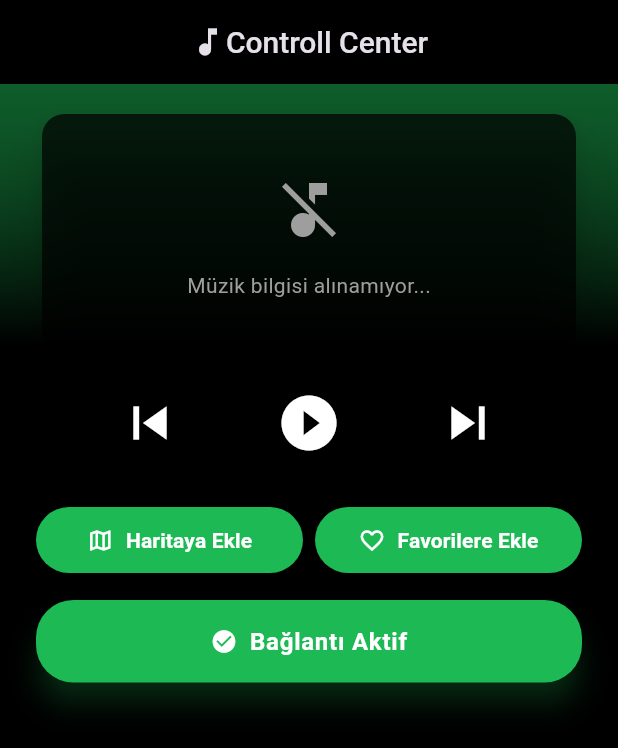
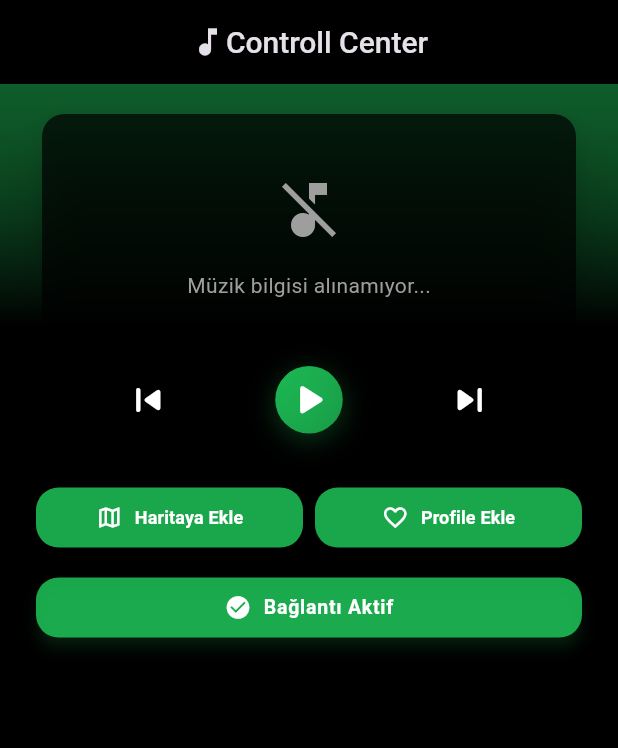
Before and after one commit to ernklyc/flutter_spotify_sdk_app, a Flutter app: the screen it shows after launch, on a phone screen of 412 x 824 dp. Shown: the top 748 px of the screen. Run offline on Flutter 3.47's test engine with Material 3 defaults, Android fonts, the phone set to English and light mode, and no system bars; our stand-ins replace flutter_dotenv; missing offline and left inert: spotify_sdk; network calls fail.

Commit message:
update ui

```diff
--- a/spotify_app/lib/main.dart
+++ b/spotify_app/lib/main.dart
@@ -136,7 +136,6 @@ class _SpotifyHomePageState extends State<SpotifyHomePage> {
     );
   }
 
-
   Future<void> skipNext() async {
     try {
       await SpotifySdk.skipNext();
@@ -152,7 +151,6 @@ class _SpotifyHomePageState extends State<SpotifyHomePage> {
       _showError('Önceki şarkıya geçilemedi');
     }
   }
-
 
   @override
   Widget build(BuildContext context) {
@@ -351,63 +349,36 @@ class _SpotifyHomePageState extends State<SpotifyHomePage> {
                     ),
                   ),
                   Container(
+                    padding: const EdgeInsets.only(
+                      bottom: 16,
+                      top: 0,
+                      left: 30,
+                      right: 30,
+                    ),
                     decoration: BoxDecoration(
-                      color: Colors.black.withOpacity(0.7),
-                      borderRadius: BorderRadius.circular(15),
+                      color: Colors.black.withOpacity(0.6),
+                      borderRadius: BorderRadius.circular(30),
                       boxShadow: [
                         BoxShadow(
-                          color: const Color(0xFF1DB954).withOpacity(0),
-                          blurRadius: 20,
-                          spreadRadius: -5,
+                          color: Colors.black.withOpacity(0.2),
+                          blurRadius: 15,
+                          spreadRadius: 1,
                         ),
                       ],
                     ),
-                    padding: const EdgeInsets.symmetric(vertical: 8),
                     child: Row(
                       mainAxisAlignment: MainAxisAlignment.spaceEvenly,
                       children: [
-                        IconButton(
-                          icon: const Icon(Icons.skip_previous, size: 44),
+                        _buildSecondaryControlButton(
+                          icon: Icons.skip_previous_rounded,
                           onPressed: _connected ? skipPrevious : null,
-                          color: _connected ? Colors.white : Colors.grey[700],
-                          splashColor: const Color(0xFF1DB954).withOpacity(1),
-                          splashRadius: 30,
                         ),
-                        IconButton(
-                          icon: Icon(
-                            _isPlaying
-                                ? Icons.pause_circle_filled
-                                : Icons.play_circle_filled,
-                            size: 44,
-                          ),
-                          onPressed: _connected
-                              ? () async {
-                                  try {
-                                    if (_isPlaying) {
-                                      await SpotifySdk.pause();
-                                    } else {
-                                      await SpotifySdk.resume();
-                                    }
-                                    setState(() {
-                                      _isPlaying = !_isPlaying;
-                                    });
-                                  } catch (e) {
-                                    if (kDebugMode) {
-                                      print("Müzik kontrolü hatası: $e");
-                                    }
-                                  }
-                                }
-                              : null,
-                          color: _connected ? Colors.white : Colors.grey[700],
-                          splashColor: const Color(0xFF1DB954).withOpacity(1),
-                          splashRadius: 30,
-                        ),
-                        IconButton(
-                          icon: const Icon(Icons.skip_next, size: 44),
+                        const SizedBox(width: 16),
+                        _buildPrimaryControlButton(),
+                        const SizedBox(width: 16),
+                        _buildSecondaryControlButton(
+                          icon: Icons.skip_next_rounded,
                           onPressed: _connected ? skipNext : null,
-                          color: _connected ? Colors.white : Colors.grey[700],
-                          splashColor: const Color(0xFF1DB954).withOpacity(1),
-                          splashRadius: 30,
                         ),
                       ],
                     ),
@@ -426,51 +397,59 @@ class _SpotifyHomePageState extends State<SpotifyHomePage> {
                                 }
                               : null,
                           style: ElevatedButton.styleFrom(
-                            backgroundColor: const Color(0xFF1DB954),
-                            padding: const EdgeInsets.symmetric(vertical: 12),
+                            backgroundColor:
+                                const Color(0xFF1DB954).withOpacity(0.9),
+                            padding: const EdgeInsets.symmetric(vertical: 8),
                             shape: RoundedRectangleBorder(
-                              borderRadius: BorderRadius.circular(25),
+                              borderRadius: BorderRadius.circular(15),
                             ),
+                            elevation: 4,
                           ),
-                          icon: const Icon(Icons.map_outlined,
-                              color: Colors.white),
+                          icon: const Icon(
+                            Icons.map_outlined,
+                            color: Colors.white,
+                            size: 18,
+                          ),
                           label: const Text(
                             "Haritaya Ekle",
                             style: TextStyle(
                               color: Colors.white,
-                              fontSize: 14,
+                              fontSize: 12,
                               fontWeight: FontWeight.w600,
                             ),
                           ),
                         ),
                       ),
-                      const SizedBox(width: 8), // Butonlar arası boşluk
+                      const SizedBox(width: 8),
                       Expanded(
                         child: ElevatedButton.icon(
                           onPressed: _connected
                               ? () {
                                   if (kDebugMode) {
                                     print(
-                                      "Sevdiğim şarkılara ekle butonuna basıldı");
+                                        "Sevdiğim şarkılara ekle butonuna basıldı");
                                   }
                                 }
                               : null,
                           style: ElevatedButton.styleFrom(
-                            backgroundColor: const Color(0xFF1DB954),
-                            padding: const EdgeInsets.symmetric(vertical: 12),
+                            backgroundColor:
+                                const Color(0xFF1DB954).withOpacity(0.9),
+                            padding: const EdgeInsets.symmetric(vertical: 8),
                             shape: RoundedRectangleBorder(
-                              borderRadius: BorderRadius.circular(25),
+                              borderRadius: BorderRadius.circular(15),
                             ),
+                            elevation: 4,
                           ),
                           icon: const Icon(
                             Icons.favorite_border,
                             color: Colors.white,
+                            size: 18,
                           ),
                           label: const Text(
-                            "Favorilere Ekle",
+                            "Profile Ekle",
                             style: TextStyle(
                               color: Colors.white,
-                              fontSize: 14,
+                              fontSize: 12,
                               fontWeight: FontWeight.w600,
                             ),
                           ),
@@ -478,33 +457,35 @@ class _SpotifyHomePageState extends State<SpotifyHomePage> {
                       ),
                     ],
                   ),
-                  const SizedBox(height: 16),
+                  const SizedBox(height: 12),
                   Padding(
-                    padding: const EdgeInsets.only(bottom: 20),
+                    padding: const EdgeInsets.only(bottom: 16),
                     child: ElevatedButton.icon(
                       onPressed: openAndConnectToSpotify,
                       style: ElevatedButton.styleFrom(
                         backgroundColor: _connected
-                            ? const Color(0xFF1DB954)
+                            ? const Color(0xFF1DB954).withOpacity(0.9)
                             : const Color(0xFFE22134).withOpacity(0.9),
                         foregroundColor: Colors.white,
-                        padding: const EdgeInsets.symmetric(vertical: 16),
+                        padding: const EdgeInsets.symmetric(vertical: 10),
                         shape: RoundedRectangleBorder(
-                          borderRadius: BorderRadius.circular(25),
+                          borderRadius: BorderRadius.circular(15),
                         ),
-                        elevation: 8,
+                        elevation: 4,
                         shadowColor: _connected
-                            ? const Color(0xFF1DB954).withOpacity(0.6)
+                            ? const Color(0xFF1DB954).withOpacity(0.4)
                             : const Color(0xFFE22134).withOpacity(0.4),
                       ),
                       icon: Icon(
-                          _connected ? Icons.check_circle : Icons.music_note),
+                        _connected ? Icons.check_circle : Icons.music_note,
+                        size: 18,
+                      ),
                       label: Text(
                         _connected
                             ? "Bağlantı Aktif"
                             : "Spotify'a Bağlan ve Müzik Çal",
                         style: const TextStyle(
-                          fontSize: 16,
+                          fontSize: 13,
                           fontWeight: FontWeight.w600,
                           letterSpacing: 0.5,
                         ),
@@ -519,4 +500,75 @@ class _SpotifyHomePageState extends State<SpotifyHomePage> {
       ),
     );
   }
+
+  Widget _buildSecondaryControlButton({
+    required IconData icon,
+    VoidCallback? onPressed,
+  }) {
+    return Material(
+      color: Colors.transparent,
+      child: InkWell(
+        onTap: onPressed,
+        borderRadius: BorderRadius.circular(50),
+        child: Container(
+          padding: const EdgeInsets.all(5),
+          child: Icon(
+            icon,
+            size: 32,
+            color: _connected ? Colors.white : Colors.grey[700],
+          ),
+        ),
+      ),
+    );
+  }
+
+  Widget _buildPrimaryControlButton() {
+    return Material(
+      color: Colors.transparent,
+      child: InkWell(
+        onTap: _connected
+            ? () async {
+                try {
+                  if (_isPlaying) {
+                    await SpotifySdk.pause();
+                  } else {
+                    await SpotifySdk.resume();
+                  }
+                  setState(() => _isPlaying = !_isPlaying);
+                } catch (e) {
+                  debugPrint("Müzik kontrolü hatası: $e");
+                }
+              }
+            : null,
+        splashColor: Colors.transparent,
+        borderRadius: BorderRadius.circular(5),
+        child: Container(
+          padding: const EdgeInsets.all(5),
+          decoration: BoxDecoration(
+            shape: BoxShape.circle,
+            gradient: LinearGradient(
+              begin: Alignment.topLeft,
+              end: Alignment.bottomRight,
+              colors: [
+                const Color(0xFF1DB954),
+                const Color(0xFF1DB954).withOpacity(0.8),
+              ],
+            ),
+            boxShadow: [
+              BoxShadow(
+                color: const Color(0xFF1DB954).withOpacity(0.3),
+                blurRadius: 15,
+                offset: const Offset(0, 4),
+              ),
+            ],
+          ),
+          child: Icon(
+            _isPlaying ? Icons.pause_rounded : Icons.play_arrow_rounded,
+            size: 35,
+            color: Colors.white,
+          ),
+        ),
+      ),
+    );
+  }
 }
```
